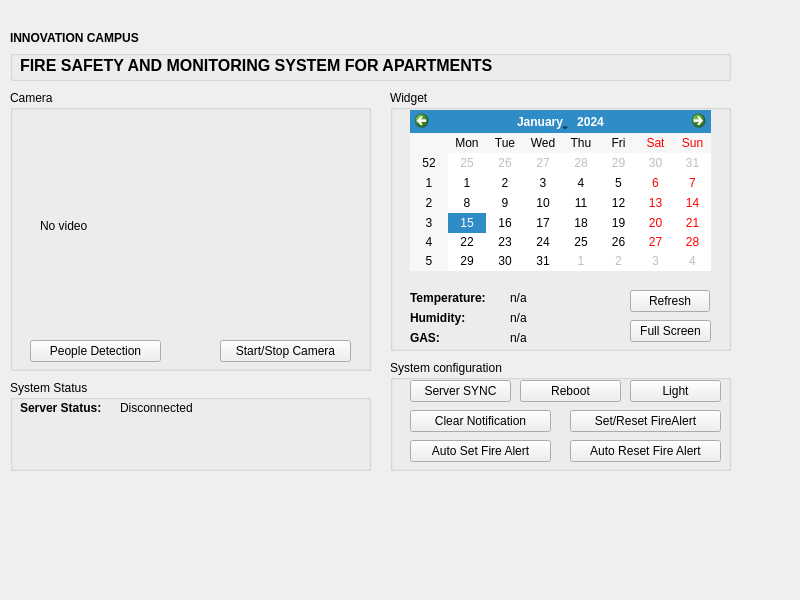
This is form.ui in ngxx-fus/SIC-IoT-CapStoneProject as Qt 5 draws it before an edit. The edited form follows.
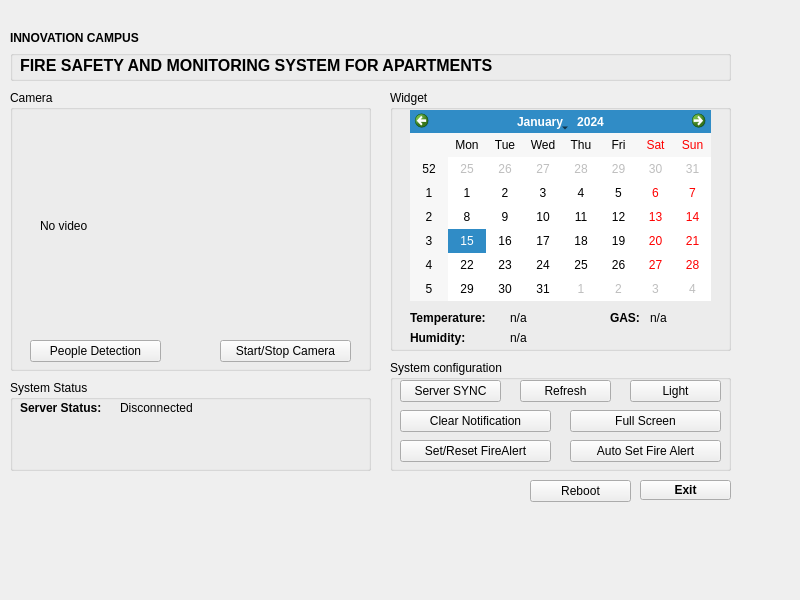
This is the edited form. Icons and pictures are not drawn.

Commit message:
v.3.2.2 + Edit UI + Done LIGHT + Done Fire
Modified list:
modified:   form.ui
modified:   myapp.py
modified:   reboot.sh
modified:   support_functions.py
modified:   ui_form.py

The edit to the form file:
```diff
--- a/form.ui
+++ b/form.ui
@@ -98,7 +98,7 @@
       <x>20</x>
       <y>20</y>
       <width>301</width>
-      <height>161</height>
+      <height>191</height>
      </rect>
     </property>
    </widget>
@@ -106,7 +106,7 @@
     <property name="geometry">
      <rect>
       <x>20</x>
-      <y>200</y>
+      <y>220</y>
       <width>91</width>
       <height>16</height>
      </rect>
@@ -124,7 +124,7 @@
     <property name="geometry">
      <rect>
       <x>20</x>
-      <y>220</y>
+      <y>240</y>
       <width>81</width>
       <height>16</height>
      </rect>
@@ -142,7 +142,7 @@
     <property name="geometry">
      <rect>
       <x>120</x>
-      <y>200</y>
+      <y>220</y>
       <width>91</width>
       <height>16</height>
      </rect>
@@ -160,7 +160,7 @@
     <property name="geometry">
      <rect>
       <x>120</x>
-      <y>220</y>
+      <y>240</y>
       <width>91</width>
       <height>16</height>
      </rect>
@@ -177,9 +177,9 @@
    <widget class="QLabel" name="GAS_value">
     <property name="geometry">
      <rect>
-      <x>120</x>
-      <y>240</y>
-      <width>91</width>
+      <x>260</x>
+      <y>220</y>
+      <width>61</width>
       <height>16</height>
      </rect>
     </property>
@@ -195,9 +195,9 @@
    <widget class="QLabel" name="GAS_title">
     <property name="geometry">
      <rect>
-      <x>20</x>
-      <y>240</y>
-      <width>81</width>
+      <x>220</x>
+      <y>220</y>
+      <width>41</width>
       <height>16</height>
      </rect>
     </property>
@@ -210,32 +210,6 @@
      <string>GAS:</string>
     </property>
    </widget>
-   <widget class="QPushButton" name="FullScreenButton">
-    <property name="geometry">
-     <rect>
-      <x>240</x>
-      <y>230</y>
-      <width>81</width>
-      <height>22</height>
-     </rect>
-    </property>
-    <property name="text">
-     <string>Full Screen</string>
-    </property>
-   </widget>
-   <widget class="QPushButton" name="RefreshButton">
-    <property name="geometry">
-     <rect>
-      <x>240</x>
-      <y>200</y>
-      <width>80</width>
-      <height>22</height>
-     </rect>
-    </property>
-    <property name="text">
-     <string>Refresh</string>
-    </property>
-   </widget>
   </widget>
   <widget class="QGroupBox" name="groupBox_3">
    <property name="geometry">
@@ -382,8 +356,8 @@
    <widget class="QPushButton" name="SetResetFireAlert_Button">
     <property name="geometry">
      <rect>
-      <x>180</x>
-      <y>50</y>
+      <x>10</x>
+      <y>80</y>
       <width>151</width>
       <height>22</height>
      </rect>
@@ -395,9 +369,9 @@
    <widget class="QPushButton" name="ClearNotiButton">
     <property name="geometry">
      <rect>
-      <x>20</x>
+      <x>10</x>
       <y>50</y>
-      <width>141</width>
+      <width>151</width>
       <height>22</height>
      </rect>
     </property>
@@ -405,36 +379,10 @@
      <string>Clear Notification</string>
     </property>
    </widget>
-   <widget class="QPushButton" name="AutoStartFireAlert">
-    <property name="geometry">
-     <rect>
-      <x>20</x>
-      <y>80</y>
-      <width>141</width>
-      <height>22</height>
-     </rect>
-    </property>
-    <property name="text">
-     <string>Auto Set Fire Alert</string>
-    </property>
-   </widget>
-   <widget class="QPushButton" name="AutoStopFireAlert">
-    <property name="geometry">
-     <rect>
-      <x>180</x>
-      <y>80</y>
-      <width>151</width>
-      <height>22</height>
-     </rect>
-    </property>
-    <property name="text">
-     <string>Auto Reset Fire Alert</string>
-    </property>
-   </widget>
    <widget class="QPushButton" name="ServerSyncButton">
     <property name="geometry">
      <rect>
-      <x>20</x>
+      <x>10</x>
       <y>20</y>
       <width>101</width>
       <height>22</height>
@@ -444,19 +392,6 @@
      <string>Server SYNC</string>
     </property>
    </widget>
-   <widget class="QPushButton" name="RebootButton">
-    <property name="geometry">
-     <rect>
-      <x>130</x>
-      <y>20</y>
-      <width>101</width>
-      <height>22</height>
-     </rect>
-    </property>
-    <property name="text">
-     <string>Reboot</string>
-    </property>
-   </widget>
    <widget class="QPushButton" name="LightButton">
     <property name="geometry">
      <rect>
@@ -470,6 +405,45 @@
      <string>Light</string>
     </property>
    </widget>
+   <widget class="QPushButton" name="FullScreenButton">
+    <property name="geometry">
+     <rect>
+      <x>180</x>
+      <y>50</y>
+      <width>151</width>
+      <height>22</height>
+     </rect>
+    </property>
+    <property name="text">
+     <string>Full Screen</string>
+    </property>
+   </widget>
+   <widget class="QPushButton" name="RefreshButton">
+    <property name="geometry">
+     <rect>
+      <x>130</x>
+      <y>20</y>
+      <width>91</width>
+      <height>22</height>
+     </rect>
+    </property>
+    <property name="text">
+     <string>Refresh</string>
+    </property>
+   </widget>
+   <widget class="QPushButton" name="AutoStartFireAlert">
+    <property name="geometry">
+     <rect>
+      <x>180</x>
+      <y>80</y>
+      <width>151</width>
+      <height>22</height>
+     </rect>
+    </property>
+    <property name="text">
+     <string>Auto Set Fire Alert</string>
+    </property>
+   </widget>
   </widget>
   <widget class="QLabel" name="FireWarningBar">
    <property name="geometry">
@@ -487,6 +461,47 @@
     <pixmap>Imgs/red.jpg</pixmap>
    </property>
   </widget>
+  <widget class="QPushButton" name="ExitButton">
+   <property name="enabled">
+    <bool>true</bool>
+   </property>
+   <property name="geometry">
+    <rect>
+     <x>640</x>
+     <y>480</y>
+     <width>91</width>
+     <height>20</height>
+    </rect>
+   </property>
+   <property name="font">
+    <font>
+     <bold>true</bold>
+     <underline>false</underline>
+    </font>
+   </property>
+   <property name="cursor">
+    <cursorShape>PointingHandCursor</cursorShape>
+   </property>
+   <property name="text">
+    <string>Exit</string>
+   </property>
+   <property name="flat">
+    <bool>false</bool>
+   </property>
+  </widget>
+  <widget class="QPushButton" name="RebootButton">
+   <property name="geometry">
+    <rect>
+     <x>530</x>
+     <y>480</y>
+     <width>101</width>
+     <height>22</height>
+    </rect>
+   </property>
+   <property name="text">
+    <string>Reboot</string>
+   </property>
+  </widget>
  </widget>
  <resources/>
  <connections/>
```
The commit also changes 4 other files.
